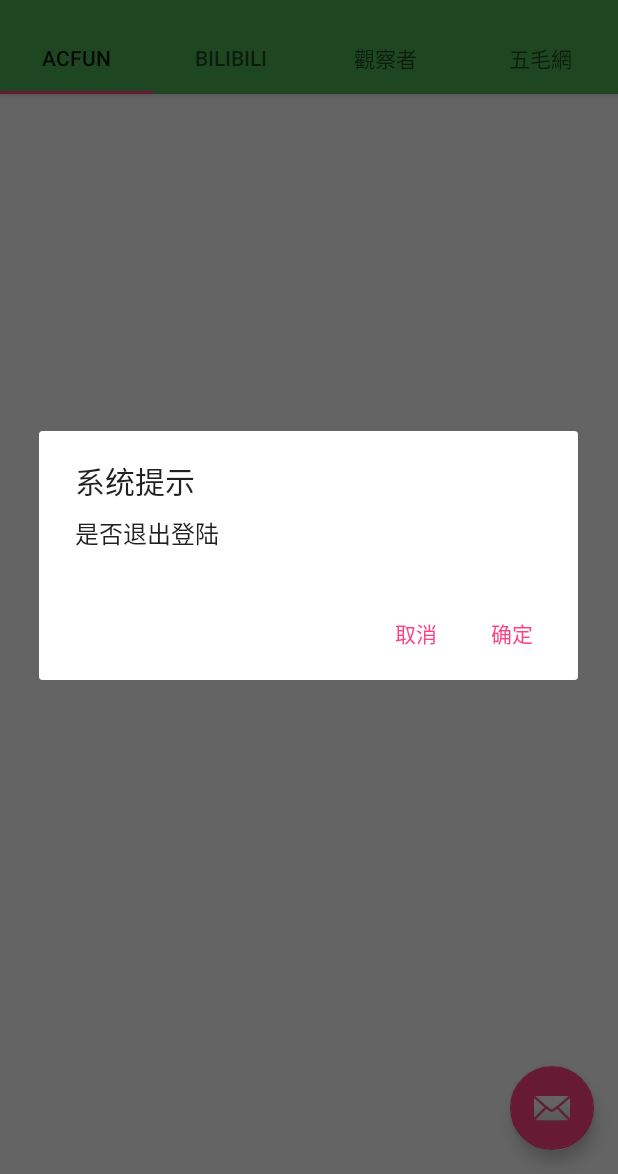
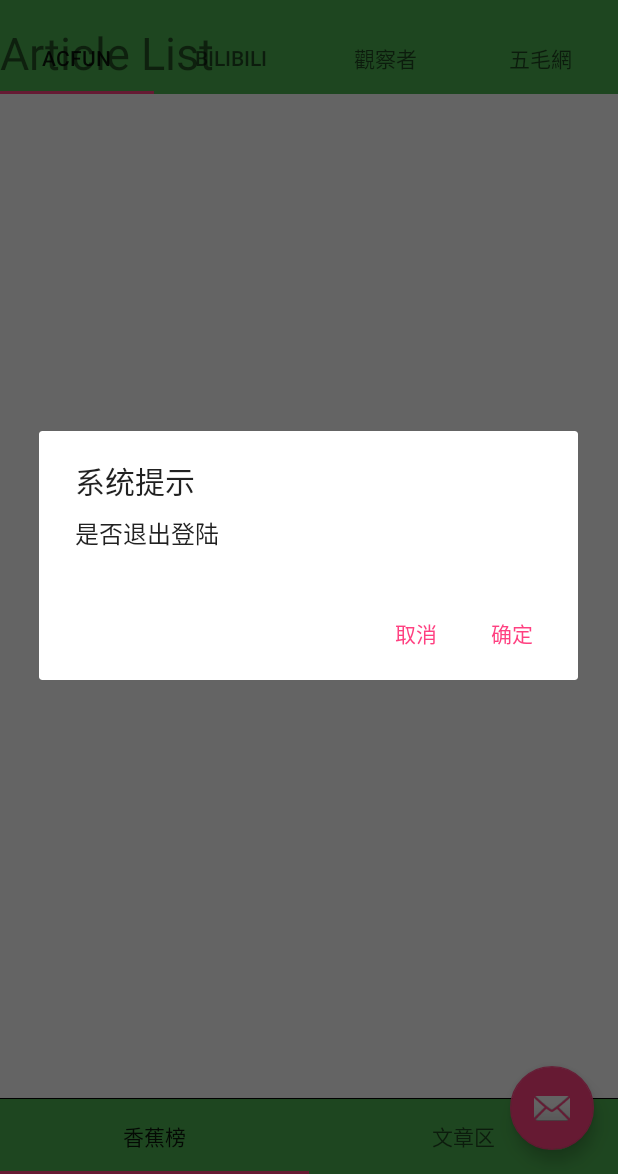
Before and after one commit to a744055252/Steins2, an Android app: the screen it shows after launch (HomeActivity), in the side drawer, after a tap on "Send", on a phone screen of 412 x 824 dp, the part 62-1236 px from its top. Run offline under Robolectric (Android 15) with nearby library versions, the phone set to English and light mode, and no system bars; our stand-ins replace ButterKnife, EventBus, Picasso; libraries missing offline, so code that uses them is left out: retrofit2.adapter.rxjava, rx.android.schedulers, rx.functions, rx.schedulers, rx.subscriptions; pictures from the network do not load; 2 statements that could not run were skipped.

Commit message:
增加acfunFragment

```diff
--- a/app/src/main/AndroidManifest.xml
+++ b/app/src/main/AndroidManifest.xml
@@ -38,9 +38,6 @@
         <activity
             android:name=".ui.personcenter.LoginActivity"
             android:label="@string/title_activity_login" />
-        <activity
-            android:name=".ui.ACfunActivity"
-            android:label="@string/title_activity_acfun"/>
     </application>
 
 </manifest>
--- a/app/src/main/java/com/guanhuan/steins/ui/HomeActivity.java
+++ b/app/src/main/java/com/guanhuan/steins/ui/HomeActivity.java
@@ -8,6 +8,9 @@ import android.support.annotation.Nullable;
 import android.support.design.widget.FloatingActionButton;
 import android.support.design.widget.NavigationView;
 import android.support.design.widget.TabLayout;
+import android.support.v4.app.Fragment;
+import android.support.v4.app.FragmentManager;
+import android.support.v4.app.FragmentTransaction;
 import android.support.v4.view.GravityCompat;
 import android.support.v4.widget.DrawerLayout;
 import android.support.v4.widget.SwipeRefreshLayout;
@@ -31,6 +34,9 @@ import com.guanhuan.steins.capabilities.cache.BaseSharedPreference;
 import com.guanhuan.steins.config.Constants;
 import com.guanhuan.steins.constant.Event;
 import com.guanhuan.steins.ui.base.BaseActivity;
+import com.guanhuan.steins.ui.base.BaseFragment;
+import com.guanhuan.steins.ui.fragment.AcfunFragment;
+import com.guanhuan.steins.ui.fragment.BananaFragment;
 import com.guanhuan.steins.util.PreferencesLoader;
 import com.guanhuan.steins.util.Toasts;
 
@@ -62,6 +68,7 @@ public class HomeActivity extends BaseActivity implements IHomeView,NavigationVi
     private TextView user_name;
     private TextView user_email;
     private View headerLayout;
+    private BaseFragment currentFragment;
 
     private PreferencesLoader loader;
 
@@ -126,6 +133,7 @@ public class HomeActivity extends BaseActivity implements IHomeView,NavigationVi
             @Override
             public void onRefresh() {
                 Toasts.showShort("刷新");
+                currentFragment.refresh();
                 swipeRefresh.setRefreshing(false);
             }
         });
@@ -133,6 +141,8 @@ public class HomeActivity extends BaseActivity implements IHomeView,NavigationVi
 
     @Override
     public void initData() {
+        currentFragment = new AcfunFragment();
+        replaceFragment(currentFragment);
         loader = new PreferencesLoader(this);
         String token = loader.getString(Constants.AUTHORIZATION);
         Log.i(TAG, "iniNav_header: " + token);
@@ -152,9 +162,6 @@ public class HomeActivity extends BaseActivity implements IHomeView,NavigationVi
             case R.id.nav_camera:
                 break;
             case R.id.nav_gallery:
-                Intent intent = new Intent();
-                intent.setClass(HomeActivity.this, ACfunActivity.class);
-                startActivity(intent);
                 break;
             case R.id.nav_slideshow:
                 break;
@@ -255,4 +262,12 @@ public class HomeActivity extends BaseActivity implements IHomeView,NavigationVi
             startActivity(intent);
         }
     };
+
+    private void replaceFragment(Fragment fragment){
+        FragmentManager fragmentManager = getSupportFragmentManager();
+        FragmentTransaction transaction = fragmentManager.beginTransaction();
+        transaction.replace(R.id.content_layout, fragment);
+        transaction.commit();
+        currentFragment = (BaseFragment)fragment;
+    }
 }
--- a/app/src/main/java/com/guanhuan/steins/ui/MainActivity.java
+++ b/app/src/main/java/com/guanhuan/steins/ui/MainActivity.java
@@ -151,7 +151,6 @@ public class MainActivity extends BaseActivity
                 break;
             case R.id.nav_gallery:
                 Intent intent = new Intent();
-                intent.setClass(MainActivity.this, ACfunActivity.class);
                 startActivity(intent);
                 break;
             case R.id.nav_slideshow:
--- a/app/src/main/java/com/guanhuan/steins/ui/base/BaseActivity.java
+++ b/app/src/main/java/com/guanhuan/steins/ui/base/BaseActivity.java
@@ -5,6 +5,7 @@ import android.os.Bundle;
 import android.support.v7.app.AppCompatActivity;
 import android.view.View;
 import android.view.View.OnClickListener;
+import android.view.WindowManager;
 import android.widget.LinearLayout;
 import android.widget.TextView;
 
@@ -42,6 +43,9 @@ public abstract class BaseActivity extends AppCompatActivity implements CreateIn
     @Override
     protected void onCreate(Bundle savedInstanceState) {
         super.onCreate(savedInstanceState);
+
+        //防止被虚拟按键遮住
+//        getWindow().addFlags(WindowManager.LayoutParams.FLAG_TRANSLUCENT_NAVIGATION);
 
         initViews();
         initListeners();
--- /dev/null
+++ b/app/src/main/java/com/guanhuan/steins/ui/base/BaseFragment.java
@@ -0,0 +1,122 @@
+package com.guanhuan.steins.ui.base;
+
+import android.content.Context;
+import android.os.Bundle;
+import android.support.annotation.Nullable;
+import android.support.v4.app.Fragment;
+import android.view.LayoutInflater;
+import android.view.View;
+import android.view.ViewGroup;
+
+import com.guanhuan.steins.App;
+import com.guanhuan.steins.biz.BasePresenter;
+import com.guanhuan.steins.biz.IMvpView;
+import com.guanhuan.steins.constant.Event;
+
+import org.greenrobot.eventbus.EventBus;
+import org.greenrobot.eventbus.Subscribe;
+
+/**
+ * Created by guanhuan_li on 2017/12/7.
+ */
+
+public abstract class BaseFragment extends Fragment implements CreateInit, IMvpView, View.OnClickListener {
+
+    private PresentationLayerFuncHelper presentationLayerFuncHelper;
+
+    public BasePresenter presenter;
+
+    public final String TAG = this.getClass().getSimpleName();
+
+    private BaseActivity context;
+
+    @Nullable
+    @Override
+    public View onCreateView(LayoutInflater inflater, @Nullable ViewGroup container, @Nullable Bundle savedInstanceState) {
+        View temp = super.onCreateView(inflater, container, savedInstanceState);
+        initViews();
+        initListeners();
+        initData();
+        setHeader();
+        EventBus.getDefault().register(this);
+        return temp;
+    }
+
+    @Override
+    public void onClick(View view) {
+
+    }
+
+    @Subscribe
+    public void onEventMainThread(Event event) {
+
+    }
+
+    @Override
+    public void onResume() {
+        App.app.currentActivityName = this.getClass().getName();
+        super.onResume();
+    }
+
+    @Override
+    public void onError(String errorMsg, String code) {
+
+    }
+
+    @Override
+    public void onSuccess() {
+
+    }
+
+    @Override
+    public void showLoading() {
+
+    }
+
+    @Override
+    public void hideLoading() {
+
+    }
+
+    @Override
+    public void initViews() {
+
+    }
+
+    @Override
+    public void initListeners() {
+
+    }
+
+    @Override
+    public void initData() {
+
+    }
+
+    @Override
+    public void setHeader() {
+
+    }
+
+    @Override
+    public void onAttach(Context context) {
+        super.onAttach(context);
+        this.context = (BaseActivity) context;
+    }
+
+    @Override
+    public void onDestroyView() {
+        EventBus.getDefault().unregister(this);
+        if (presenter != null) {
+            presenter.detachView(this);
+            //清除订阅
+            presenter.onStop();
+        }
+        //已发送的请求未取消
+        super.onDestroyView();
+    }
+
+    /** 刷新数据 */
+    public abstract void refresh();
+
+}
--- /dev/null
+++ b/app/src/main/java/com/guanhuan/steins/ui/fragment/AcfunFragment.java
@@ -0,0 +1,117 @@
+package com.guanhuan.steins.ui.fragment;
+
+import android.content.Context;
+import android.os.Bundle;
+import android.support.annotation.Nullable;
+import android.support.design.widget.TabItem;
+import android.support.design.widget.TabLayout;
+import android.support.v4.app.Fragment;
+import android.support.v4.app.FragmentManager;
+import android.support.v4.app.FragmentTransaction;
+import android.support.v4.view.ViewPager;
+import android.util.Log;
+import android.view.LayoutInflater;
+import android.view.View;
+import android.view.ViewGroup;
+import android.widget.TextView;
+
+import com.guanhuan.steins.R;
+import com.guanhuan.steins.ui.base.BaseActivity;
+import com.guanhuan.steins.ui.base.BaseFragment;
+import com.guanhuan.steins.util.Toasts;
+
+import java.util.ArrayList;
+import java.util.List;
+
+/**
+ * Created by guanhuan_li on 2017/12/7.
+ */
+
+public class AcfunFragment extends BaseFragment {
+
+    private View view;
+    private BaseFragment currentFragment;
+    private ViewPager viewpager;
+    private TabLayout tabLayout;
+
+    private List<BaseFragment> fragmentList;
+
+    AcfunFragmentAdapter adapter;
+
+    private BaseActivity context;
+
+    private static final String TAG = "AcfunFragment";
+
+    @Nullable
+    @Override
+    public View onCreateView(LayoutInflater inflater, @Nullable ViewGroup container, @Nullable Bundle savedInstanceState) {
+        view = inflater.inflate(R.layout.acfun_fragment, container, false);
+        super.onCreateView(inflater, container, savedInstanceState);
+        Log.i(TAG, "onCreateView: running!");
+        return view;
+    }
+
+    @Override
+    public void initViews() {
+        super.initViews();
+        viewpager = (ViewPager) view.findViewById(R.id.viewpager);
+        tabLayout = (TabLayout) view.findViewById(R.id.acfun_items);
+    }
+
+    @Override
+    public void initListeners() {
+        super.initListeners();
+//        bananaItem.setOnClickListener(this);
+//        articleItem.setOnClickListener(this);
+    }
+
+    @Override
+    public void setHeader() {
+        super.setHeader();
+    }
+
+    @Override
+    public void initData() {
+        super.initData();
+        fragmentList = new ArrayList<>(2);
+        fragmentList.add(new ArticleFragment());
+        fragmentList.add(new BananaFragment());
+        adapter = new AcfunFragmentAdapter(getChildFragmentManager(), fragmentList);
+        viewpager.setAdapter(adapter);
+        tabLayout.setupWithViewPager(viewpager);
+    }
+
+    @Override
+    public void onAttach(Context context) {
+        super.onAttach(context);
+        this.context = (BaseActivity)context;
+    }
+
+    @Override
+    public void refresh() {
+        TextView textView = (TextView)view.findViewById(R.id.banana_text);
+        Toasts.showShort("change");
+        textView.setText("change textview");
+    }
+
+//    private void replaceFragment(Fragment fragment){
+//        FragmentManager fragmentManager = getChildFragmentManager();
+//        FragmentTransaction transaction = fragmentManager.beginTransaction();
+//        transaction.replace(R.id.acfun_fragment_content, fragment);
+//        transaction.commit();
+//        currentFragment = (BaseFragment)fragment;
+//    }
+
+    @Override
+    public void onClick(View view) {
+        switch (view.getId()){
+//            case R.id.item_article :
+//                replaceFragment(bananaFragment);
+//                break;
+//            case R.id.item_bananar :
+//                replaceFragment(articleFragment);
+//                break;
+        }
+    }
+
+}
--- /dev/null
+++ b/app/src/main/java/com/guanhuan/steins/ui/fragment/AcfunFragmentAdapter.java
@@ -0,0 +1,41 @@
+package com.guanhuan.steins.ui.fragment;
+
+import android.support.v4.app.Fragment;
+import android.support.v4.app.FragmentManager;
+import android.support.v4.app.FragmentPagerAdapter;
+
+import com.guanhuan.steins.ui.base.BaseFragment;
+
+import java.util.List;
+
+/**
+ * Created by guanhuan_li on 2017/12/7.
+ */
+
+public class AcfunFragmentAdapter extends FragmentPagerAdapter {
+
+    private String[] title = {"香蕉榜", "文章区"};
+
+    private List<BaseFragment> fragmentList;
+
+    public AcfunFragmentAdapter(FragmentManager fm, List<BaseFragment> fragmentList) {
+        super(fm);
+        this.fragmentList = fragmentList;
+    }
+
+    @Override
+    public Fragment getItem(int position) {
+        return fragmentList.get(position);
+    }
+
+    @Override
+    public int getCount() {
+        return fragmentList.size();
+    }
+
+    @Override
+    public CharSequence getPageTitle(int position) {
+        return title[position];
+    }
+
+}
--- /dev/null
+++ b/app/src/main/java/com/guanhuan/steins/ui/fragment/ArticleFragment.java
@@ -0,0 +1,31 @@
+package com.guanhuan.steins.ui.fragment;
+
+import android.os.Bundle;
+import android.support.annotation.Nullable;
+import android.view.LayoutInflater;
+import android.view.View;
+import android.view.ViewGroup;
+
+import com.guanhuan.steins.R;
+import com.guanhuan.steins.ui.base.BaseFragment;
+import com.guanhuan.steins.util.Toasts;
+
+/**
+ * Created by guanhuan_li on 2017/12/7.
+ */
+
+public class ArticleFragment extends BaseFragment {
+
+    @Nullable
+    @Override
+    public View onCreateView(LayoutInflater inflater, @Nullable ViewGroup container, @Nullable Bundle savedInstanceState) {
+        super.onCreateView(inflater, container, savedInstanceState);
+        View view = inflater.inflate(R.layout.article_fragment, container, false);
+        return view;
+    }
+
+    @Override
+    public void refresh() {
+        Toasts.showShort("Aritcle refresh");
+    }
+}
--- /dev/null
+++ b/app/src/main/java/com/guanhuan/steins/ui/fragment/BananaFragment.java
@@ -0,0 +1,31 @@
+package com.guanhuan.steins.ui.fragment;
+
+import android.os.Bundle;
+import android.support.annotation.Nullable;
+import android.view.LayoutInflater;
+import android.view.View;
+import android.view.ViewGroup;
+
+import com.guanhuan.steins.R;
+import com.guanhuan.steins.ui.base.BaseFragment;
+import com.guanhuan.steins.util.Toasts;
+
+/**
+ * Created by guanhuan_li on 2017/12/7.
+ */
+
+public class BananaFragment extends BaseFragment {
+
+    @Nullable
+    @Override
+    public View onCreateView(LayoutInflater inflater, @Nullable ViewGroup container, @Nullable Bundle savedInstanceState) {
+        super.onCreateView(inflater, container, savedInstanceState);
+        View view = inflater.inflate(R.layout.banana_fragment, container, false);
+        return view;
+    }
+
+    @Override
+    public void refresh() {
+        Toasts.showShort("BananaFragment refresh");
+    }
+}
--- /dev/null
+++ b/app/src/main/res/layout/acfun_fragment.xml
@@ -0,0 +1,32 @@
+<?xml version="1.0" encoding="utf-8"?>
+<LinearLayout xmlns:android="http://schemas.android.com/apk/res/android"
+    xmlns:app="http://schemas.android.com/apk/res-auto"
+    android:id="@+id/acfun_fragment"
+    android:layout_width="match_parent"
+    android:layout_height="match_parent"
+    android:orientation="vertical">
+
+    <android.support.v4.view.ViewPager
+        android:id="@+id/viewpager"
+        android:layout_width="match_parent"
+        android:layout_height="0dp"
+        android:layout_weight="1">
+
+    </android.support.v4.view.ViewPager>
+
+    <View
+        android:layout_width="match_parent"
+        android:layout_height="1px"
+        android:background="#000"/>
+
+
+    <android.support.design.widget.AppBarLayout
+        android:layout_width="match_parent"
+        android:layout_height="wrap_content">
+        <android.support.design.widget.TabLayout
+            android:id="@+id/acfun_items"
+            android:layout_width="match_parent"
+            android:layout_height="50dp" />
+    </android.support.design.widget.AppBarLayout>
+
+</LinearLayout>
--- /dev/null
+++ b/app/src/main/res/layout/article_fragment.xml
@@ -0,0 +1,13 @@
+<?xml version="1.0" encoding="utf-8"?>
+<LinearLayout xmlns:android="http://schemas.android.com/apk/res/android"
+    android:orientation="vertical"
+    android:layout_width="match_parent"
+    android:layout_height="match_parent">
+
+    <TextView
+        android:id="@+id/banana_text"
+        android:layout_width="wrap_content"
+        android:layout_height="wrap_content"
+        android:textSize="30sp"
+        android:text="Article List"/>
+</LinearLayout>
--- a/app/src/main/res/layout/content_main.xml
+++ b/app/src/main/res/layout/content_main.xml
@@ -10,16 +10,17 @@
 
     <android.support.design.widget.CoordinatorLayout
         android:layout_height="wrap_content"
-        android:layout_width="match_parent">
+        android:layout_width="match_parent"
+        >
 
         <android.support.design.widget.AppBarLayout
             android:layout_width="match_parent"
-            android:layout_height="wrap_content">
+            android:layout_height="match_parent">
 
             <android.support.design.widget.TabLayout
                 android:id="@+id/tab"
                 android:layout_width="match_parent"
-                android:layout_height="wrap_content"
+                android:layout_height="match_parent"
                 app:layout_scrollFlags="scroll|enterAlways|snap"
                 >
                 <android.support.design.widget.TabItem
@@ -45,13 +46,20 @@
             </android.support.design.widget.TabLayout>
         </android.support.design.widget.AppBarLayout>
 
-        <android.support.v4.widget.SwipeRefreshLayout
+    </android.support.design.widget.CoordinatorLayout>
+
+    <android.support.v4.widget.SwipeRefreshLayout
+        android:layout_width="wrap_content"
+        android:layout_height="match_parent"
+        android:id="@+id/swipe_refresh"
+        app:layout_behavior="@string/appbar_scrolling_view_behavior"
+        >
+        <FrameLayout
+            android:id="@+id/content_layout"
             android:layout_width="match_parent"
             android:layout_height="match_parent"
-            android:id="@+id/swipe_refresh"
-            app:layout_behavior="@string/appbar_scrolling_view_behavior"
             >
 
-        </android.support.v4.widget.SwipeRefreshLayout>
-    </android.support.design.widget.CoordinatorLayout>
+        </FrameLayout>
+    </android.support.v4.widget.SwipeRefreshLayout>
 </android.support.constraint.ConstraintLayout>
--- a/app/src/main/res/values/styles.xml
+++ b/app/src/main/res/values/styles.xml
@@ -7,6 +7,11 @@
         <item name="colorPrimary">@color/colorPrimary</item>
         <item name="colorPrimaryDark">@color/colorPrimaryDark</item>
         <item name="colorAccent">@color/colorAccent</item>
+        <!--<item name="android:fitsSystemWindows">true</item>-->
+        <!--<item name="android:clipToPadding">false</item>-->
+        <!--<item name="android:windowTranslucentNavigation">false</item>-->
+        <!--<item name="windowNoTitle">true</item>-->
+
     </style>
 
     <style name="AppTheme.NoActionBar">
```
Also changed, not shown: app/src/main/java/com/guanhuan/steins/ui/ACfunActivity.java (deleted, +0 -53 lines), app/src/main/res/layout/acfun_content.xml (deleted, +0 -26 lines), app/src/main/res/layout/banana_fragment.xml (added, +13 -0 lines).
